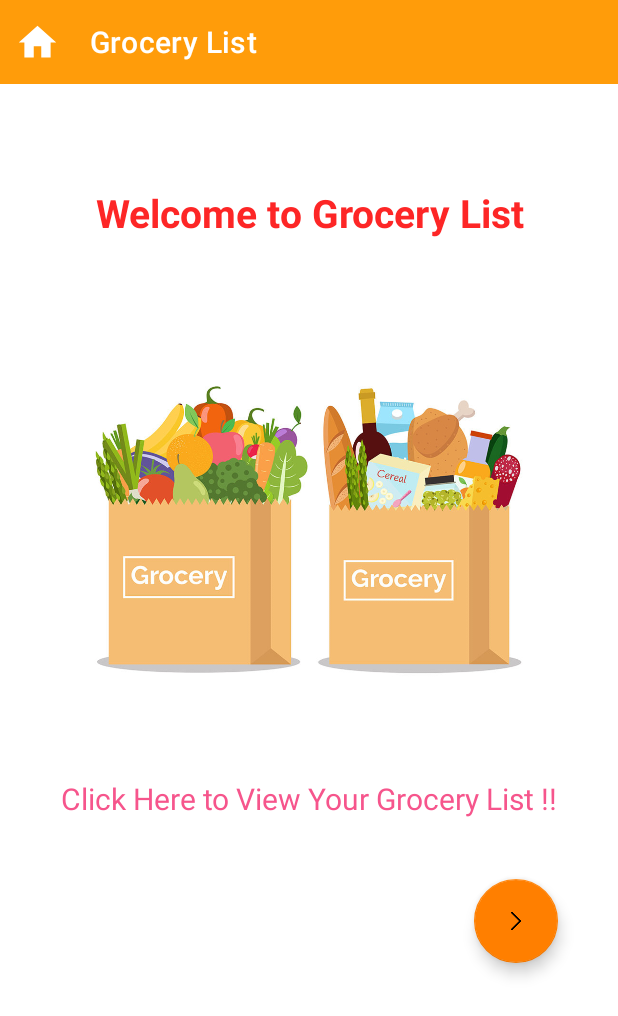
After one commit to MadhaviImashi/4Flicks_BestPlan-application, an Android app: the GroceryListHome screen opened directly, with no data from a screen before it, on a phone screen of 412 x 824 dp. The commit adds this screen. Shown: the top 1016 px of the screen. Run offline under Robolectric (Android 15) with nearby library versions, the phone set to English and light mode, and no system bars.

Commit message:
Design Grocery Home Page

```diff
--- a/app/src/main/AndroidManifest.xml
+++ b/app/src/main/AndroidManifest.xml
@@ -9,7 +9,8 @@
         android:roundIcon="@mipmap/ic_launcher_round"
         android:supportsRtl="true"
         android:theme="@style/Theme.4FlicksApp">
-        <activity android:name=".bmiCalculator"></activity>
+        <activity android:name=".GroceryListHome"></activity>
+        <activity android:name=".bmiCalculator" />
         <activity android:name=".MainActivity">
             <intent-filter>
                 <action android:name="android.intent.action.MAIN" />
--- /dev/null
+++ b/app/src/main/java/com/example/a4flicksapp/GroceryListHome.java
@@ -0,0 +1,18 @@
+package com.example.a4flicksapp;
+
+import androidx.appcompat.app.AppCompatActivity;
+
+import android.content.Intent;
+import android.os.Bundle;
+import android.view.View;
+import android.widget.Toast;
+
+public class GroceryListHome extends AppCompatActivity {
+
+    @Override
+    protected void onCreate(Bundle savedInstanceState) {
+        super.onCreate(savedInstanceState);
+        setContentView(R.layout.activity_grocery_list_home);
+    }
+
+}
--- a/app/src/main/java/com/example/a4flicksapp/MainActivity.java
+++ b/app/src/main/java/com/example/a4flicksapp/MainActivity.java
@@ -6,6 +6,7 @@ import android.content.Intent;
 import android.os.Bundle;
 import android.view.View;
 import android.widget.Button;
+import android.widget.Toast;
 
 public class MainActivity extends AppCompatActivity {
 
@@ -25,4 +26,6 @@ public class MainActivity extends AppCompatActivity {
 
         startActivity(intent);
     }
+
+
 }
--- /dev/null
+++ b/app/src/main/res/drawable/ic_baseline_home_24.xml
@@ -0,0 +1,5 @@
+<vector android:height="24dp" android:tint="#FFFFFF"
+    android:viewportHeight="24" android:viewportWidth="24"
+    android:width="24dp" xmlns:android="http://schemas.android.com/apk/res/android">
+    <path android:fillColor="@android:color/white" android:pathData="M10,20v-6h4v6h5v-8h3L12,3 2,12h3v8z"/>
+</vector>
--- /dev/null
+++ b/app/src/main/res/layout/activity_grocery_list_home.xml
@@ -0,0 +1,84 @@
+<?xml version="1.0" encoding="utf-8"?>
+<androidx.constraintlayout.widget.ConstraintLayout xmlns:android="http://schemas.android.com/apk/res/android"
+    xmlns:app="http://schemas.android.com/apk/res-auto"
+    xmlns:tools="http://schemas.android.com/tools"
+    android:layout_width="match_parent"
+    android:layout_height="match_parent"
+    tools:context=".GroceryListHome">
+
+    <androidx.appcompat.widget.Toolbar
+        android:id="@+id/tbgrocery"
+        android:layout_width="match_parent"
+        android:layout_height="wrap_content"
+        android:background="#FF9C0A"
+        android:minHeight="?attr/actionBarSize"
+        android:theme="?attr/actionBarTheme"
+        app:layout_constraintEnd_toEndOf="parent"
+        app:layout_constraintStart_toStartOf="parent"
+        app:layout_constraintTop_toTopOf="parent"
+        app:title="@string/grocery_list_title1"
+        app:titleMarginStart="60dp"
+        app:titleTextColor="@color/white" />
+
+    <ImageView
+        android:id="@+id/homeButton"
+        android:layout_width="30dp"
+        android:layout_height="50dp"
+        android:layout_marginStart="10dp"
+        app:layout_constraintBottom_toBottomOf="@+id/tbgrocery"
+        app:layout_constraintStart_toStartOf="@+id/tbgrocery"
+        app:layout_constraintTop_toTopOf="@+id/tbgrocery"
+        app:srcCompat="@drawable/ic_baseline_home_24" />
+
+    <TextView
+        android:id="@+id/groceryListText1"
+        android:layout_width="0dp"
+        android:layout_height="63dp"
+        android:layout_marginTop="68dp"
+        android:text="@string/grocery_list_text1"
+        android:textAlignment="center"
+        android:textColor="#FD2626"
+        android:textSize="26sp"
+        android:textStyle="bold"
+        app:layout_constraintEnd_toEndOf="parent"
+        app:layout_constraintHorizontal_bias="0.493"
+        app:layout_constraintStart_toStartOf="parent"
+        app:layout_constraintTop_toBottomOf="@+id/tbgrocery" />
+
+    <ImageView
+        android:id="@+id/groceryListHomeImage"
+        android:layout_width="326dp"
+        android:layout_height="331dp"
+        app:layout_constraintEnd_toEndOf="parent"
+        app:layout_constraintHorizontal_bias="0.494"
+        app:layout_constraintStart_toStartOf="parent"
+        app:layout_constraintTop_toBottomOf="@+id/groceryListText1"
+        app:srcCompat="@drawable/grocerybag" />
+
+    <TextView
+        android:id="@+id/groceryListText2"
+        android:layout_width="412dp"
+        android:layout_height="wrap_content"
+        android:text="@string/grocery_list_text2"
+        android:textAlignment="center"
+        android:textColor="#F6558C"
+        android:textSize="20sp"
+        app:layout_constraintEnd_toEndOf="parent"
+        app:layout_constraintStart_toStartOf="parent"
+        app:layout_constraintTop_toBottomOf="@+id/groceryListHomeImage" />
+
+    <com.google.android.material.floatingactionbutton.FloatingActionButton
+        android:id="@+id/btnnextpage"
+        android:layout_width="wrap_content"
+        android:layout_height="wrap_content"
+        android:layout_marginTop="40dp"
+        android:clickable="true"
+        app:backgroundTint="#FF7F00"
+        app:layout_constraintEnd_toEndOf="parent"
+        app:layout_constraintHorizontal_bias="0.887"
+        app:layout_constraintStart_toStartOf="parent"
+        app:layout_constraintTop_toBottomOf="@+id/groceryListText2"
+        app:srcCompat="@drawable/nexticon"/>
+
+
+</androidx.constraintlayout.widget.ConstraintLayout>
--- a/app/src/main/res/values/strings.xml
+++ b/app/src/main/res/values/strings.xml
@@ -52,4 +52,9 @@
     <string name="timeHint">Time</string>
     <string name="taskDescriptionHint">Task description</string>
     <string name="tvTime">Time</string>
+
+    <!--strings of heli's activities-->
+    <string name="grocery_list_title1">Grocery List</string>
+    <string name="grocery_list_text1">Welcome to Grocery List</string>
+    <string name="grocery_list_text2">Click Here to View Your Grocery List !!</string>
 </resources>
```
Also changed, not shown: app/src/main/res/drawable/grocerybag.jpg (added), app/src/main/res/drawable/nexticon.png (added).
